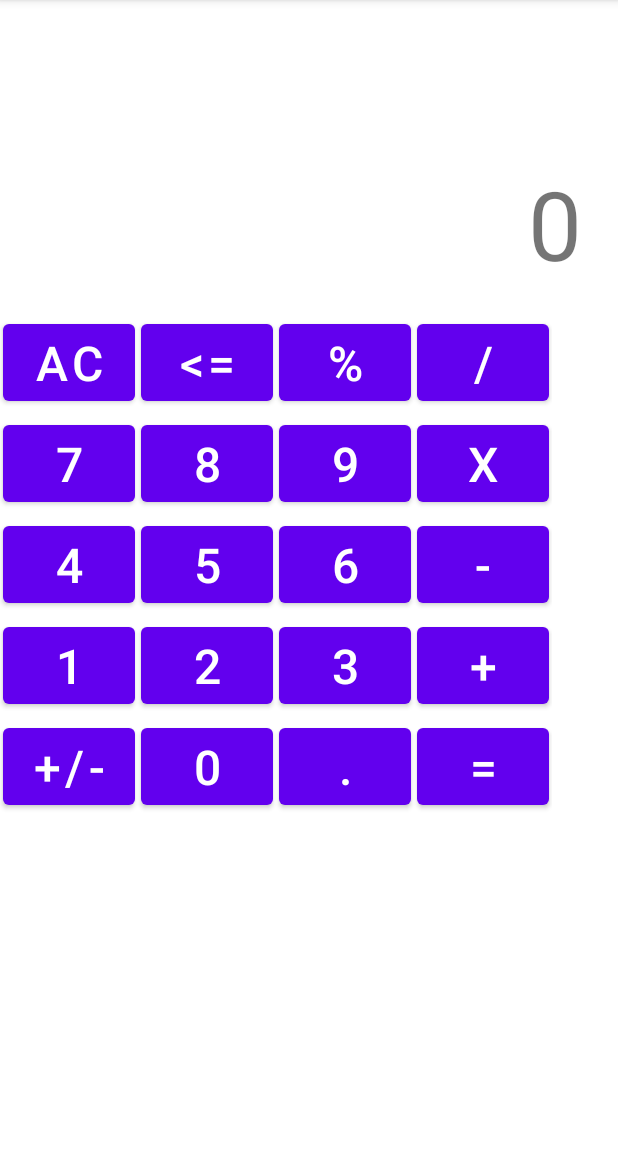
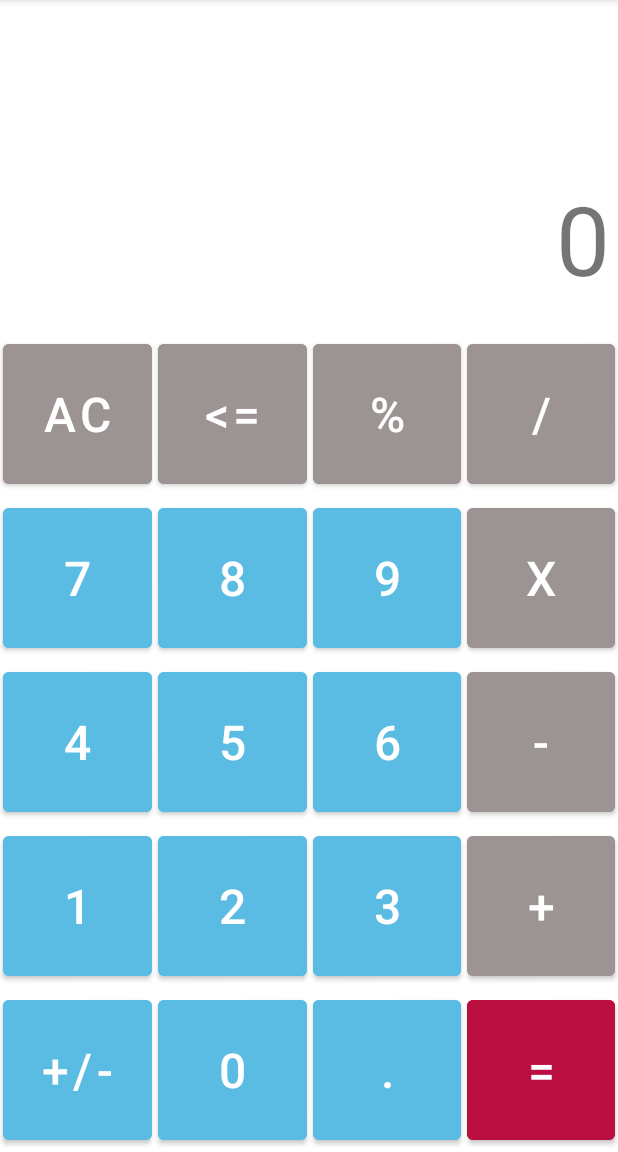
Before and after one commit to tai-vu-hcmuit/IS6106.HTTTDD.Android.Calculator, an Android app: the screen it shows after launch (MainActivity), on a phone screen of 412 x 824 dp, the part 84-1236 px from its top. Run offline under Robolectric (Android 15) with nearby library versions, the phone set to English and light mode, and no system bars.

Commit message:
Modify UIs

```diff
--- a/app/src/main/res/layout/activity_main.xml
+++ b/app/src/main/res/layout/activity_main.xml
@@ -1,17 +1,12 @@
 <?xml version="1.0" encoding="utf-8"?>
-<androidx.constraintlayout.widget.ConstraintLayout xmlns:android="http://schemas.android.com/apk/res/android"
+<LinearLayout xmlns:android="http://schemas.android.com/apk/res/android"
     xmlns:app="http://schemas.android.com/apk/res-auto"
     xmlns:tools="http://schemas.android.com/tools"
     android:layout_width="match_parent"
     android:layout_height="match_parent"
+    android:orientation="vertical"
+    android:id="@+id/activity_main"
     tools:context=".MainActivity">
-
-    <LinearLayout
-        android:layout_width="390dp"
-        android:layout_height="729dp"
-        android:orientation="vertical"
-        tools:layout_editor_absoluteX="1dp"
-        tools:layout_editor_absoluteY="1dp">
 
     <LinearLayout
         android:layout_width="match_parent"
@@ -23,7 +18,7 @@
             android:gravity="end"
             android:layout_width="match_parent"
             android:layout_height="100dp"
-                android:layout_margin="2dp"
+            android:layout_margin="5dp"
             android:text="@string/operation"
             android:textSize="32sp"
             />
@@ -33,287 +28,316 @@
             android:gravity="end"
             android:layout_width="match_parent"
             android:layout_height="100dp"
-                android:layout_margin="2dp"
+            android:layout_margin="5dp"
             android:text="@string/result"
             android:textSize="64sp"
             />
     </LinearLayout>
 
-        <TableLayout
+    <LinearLayout
         android:layout_width="match_parent"
-            android:layout_height="wrap_content"
+        android:layout_height="match_parent"
+        android:weightSum="5"
+        android:orientation="vertical"
         >
 
-            <TableRow
-                android:layout_width="match_parent"
-                android:layout_height="match_parent" >
         <LinearLayout
             android:orientation="horizontal"
             android:layout_width="match_parent"
-                    android:layout_height="wrap_content"
+            android:layout_height="match_parent"
             tools:layout_editor_absoluteX="1dp"
-                    tools:layout_editor_absoluteY="1dp">
+            tools:layout_editor_absoluteY="1dp"
+            android:weightSum="4"
+            android:layout_weight="1"
+            >
 
             <Button
                 android:id="@+id/bt_AC"
-                        android:layout_width="0dp"
-                        android:layout_height="wrap_content"
-                        android:layout_weight="0.25"
+                android:layout_width="match_parent"
+                android:layout_height="match_parent"
+                android:layout_weight="1"
                 android:layout_margin="2dp"
                 android:text="@string/bt_AC"
                 android:textSize="32sp"
                 android:onClick="onClickButtonAC"
+                android:backgroundTint="@color/gray_button"
                 />
 
             <Button
                 android:id="@+id/bt_delete"
-                        android:layout_width="0dp"
-                        android:layout_height="wrap_content"
-                        android:layout_weight="0.25"
+                android:layout_width="match_parent"
+                android:layout_height="match_parent"
+                android:layout_weight="1"
                 android:layout_margin="2dp"
                 android:text="@string/bt_delete"
                 android:textSize="32sp"
                 android:onClick="onClickButtonDelete"
+                android:backgroundTint="@color/gray_button"
                 />
 
             <Button
                 android:id="@+id/bt_modulo"
-                        android:layout_width="0dp"
-                        android:layout_height="wrap_content"
-                        android:layout_weight="0.25"
+                android:layout_width="match_parent"
+                android:layout_height="match_parent"
+                android:layout_weight="1"
                 android:layout_margin="2dp"
                 android:text="@string/bt_modulo"
                 android:textSize="32sp"
                 android:onClick="onClickButtonModulo"
+                android:backgroundTint="@color/gray_button"
                 />
 
             <Button
                 android:id="@+id/bt_divide"
-                        android:layout_width="0dp"
-                        android:layout_height="wrap_content"
-                        android:layout_weight="0.25"
+                android:layout_width="match_parent"
+                android:layout_height="match_parent"
+                android:layout_weight="1"
                 android:layout_margin="2dp"
                 android:text="@string/bt_divide"
                 android:textSize="32sp"
                 android:onClick="onClickButtonDivide"
+                android:backgroundTint="@color/gray_button"
                 />
 
         </LinearLayout>
-            </TableRow>
 
-            <TableRow
-                android:layout_width="match_parent"
-                android:layout_height="match_parent" >
         <LinearLayout
             android:orientation="horizontal"
             android:layout_width="match_parent"
-                    android:layout_height="wrap_content"
+            android:layout_height="match_parent"
             tools:layout_editor_absoluteX="1dp"
-                    tools:layout_editor_absoluteY="1dp">
+            tools:layout_editor_absoluteY="1dp"
+            android:weightSum="4"
+            android:layout_weight="1"
+            >
 
             <Button
                 android:id="@+id/bt_7"
-                        android:layout_width="wrap_content"
-                        android:layout_height="wrap_content"
+                android:layout_width="match_parent"
+                android:layout_height="match_parent"
+                android:layout_weight="1"
                 android:layout_margin="2dp"
                 android:text="@string/bt_7"
                 android:textSize="32sp"
                 android:onClick="onClickButton7"
+                android:backgroundTint="@color/number_button"
                 />
 
             <Button
                 android:id="@+id/bt_8"
-                        android:layout_width="wrap_content"
-                        android:layout_height="wrap_content"
+                android:layout_width="match_parent"
+                android:layout_height="match_parent"
+                android:layout_weight="1"
                 android:layout_margin="2dp"
                 android:text="@string/bt_8"
                 android:textSize="32sp"
                 android:onClick="onClickButton8"
+                android:backgroundTint="@color/number_button"
                 />
 
             <Button
                 android:id="@+id/bt_9"
-                        android:layout_width="wrap_content"
-                        android:layout_height="wrap_content"
+                android:layout_width="match_parent"
+                android:layout_height="match_parent"
+                android:layout_weight="1"
                 android:layout_margin="2dp"
                 android:text="@string/bt_9"
                 android:textSize="32sp"
                 android:onClick="onClickButton9"
+                android:backgroundTint="@color/number_button"
                 />
 
             <Button
                 android:id="@+id/bt_multiply"
-                        android:layout_width="wrap_content"
-                        android:layout_height="wrap_content"
+                android:layout_width="match_parent"
+                android:layout_height="match_parent"
+                android:layout_weight="1"
                 android:layout_margin="2dp"
                 android:text="@string/bt_multiply"
                 android:textSize="32sp"
                 android:onClick="onClickButtonMultiply"
+                android:backgroundTint="@color/gray_button"
                 />
 
         </LinearLayout>
-            </TableRow>
 
-            <TableRow
-                android:layout_width="match_parent"
-                android:layout_height="match_parent" >
         <LinearLayout
             android:orientation="horizontal"
             android:layout_width="match_parent"
-                    android:layout_height="wrap_content"
+            android:layout_height="match_parent"
             tools:layout_editor_absoluteX="1dp"
             tools:layout_editor_absoluteY="1dp"
+            android:weightSum="4"
+            android:layout_weight="1"
             >
 
             <Button
                 android:id="@+id/bt_4"
-                        android:layout_width="wrap_content"
-                        android:layout_height="wrap_content"
+                android:layout_width="match_parent"
+                android:layout_height="match_parent"
+                android:layout_weight="1"
                 android:layout_margin="2dp"
                 android:text="@string/bt_4"
                 android:textSize="32sp"
                 android:onClick="onClickButton4"
+                android:backgroundTint="@color/number_button"
                 />
 
             <Button
                 android:id="@+id/bt_5"
-                        android:layout_width="wrap_content"
-                        android:layout_height="wrap_content"
+                android:layout_width="match_parent"
+                android:layout_height="match_parent"
+                android:layout_weight="1"
                 android:layout_margin="2dp"
                 android:text="@string/bt_5"
                 android:textSize="32sp"
                 android:onClick="onClickButton5"
+                android:backgroundTint="@color/number_button"
                 />
 
             <Button
                 android:id="@+id/bt_6"
-                        android:layout_width="wrap_content"
-                        android:layout_height="wrap_content"
+                android:layout_width="match_parent"
+                android:layout_height="match_parent"
+                android:layout_weight="1"
                 android:layout_margin="2dp"
                 android:text="@string/bt_6"
                 android:textSize="32sp"
                 android:onClick="onClickButton6"
+                android:backgroundTint="@color/number_button"
                 />
 
             <Button
                 android:id="@+id/bt_minus"
-                        android:layout_width="wrap_content"
-                        android:layout_height="wrap_content"
+                android:layout_width="match_parent"
+                android:layout_height="match_parent"
+                android:layout_weight="1"
                 android:layout_margin="2dp"
                 android:text="@string/bt_minus"
                 android:textSize="32sp"
                 android:onClick="onClickButtonMinus"
+                android:backgroundTint="@color/gray_button"
                 />
 
         </LinearLayout>
-            </TableRow>
 
-            <TableRow
-                android:layout_width="match_parent"
-                android:layout_height="match_parent" >
         <LinearLayout
             android:orientation="horizontal"
             android:layout_width="match_parent"
-                    android:layout_height="wrap_content"
+            android:layout_height="match_parent"
             tools:layout_editor_absoluteX="1dp"
-                    tools:layout_editor_absoluteY="1dp">
+            tools:layout_editor_absoluteY="1dp"
+            android:weightSum="4"
+            android:layout_weight="1"
+            >
 
             <Button
                 android:id="@+id/bt_1"
-                        android:layout_width="wrap_content"
-                        android:layout_height="wrap_content"
+                android:layout_width="match_parent"
+                android:layout_height="match_parent"
+                android:layout_weight="1"
                 android:layout_margin="2dp"
                 android:text="@string/bt_1"
                 android:textSize="32sp"
                 android:onClick="onClickButton1"
+                android:backgroundTint="@color/number_button"
                 />
 
             <Button
                 android:id="@+id/bt_2"
-                        android:layout_width="wrap_content"
-                        android:layout_height="wrap_content"
+                android:layout_width="match_parent"
+                android:layout_height="match_parent"
+                android:layout_weight="1"
                 android:layout_margin="2dp"
                 android:text="@string/bt_2"
                 android:textSize="32sp"
                 android:onClick="onClickButton2"
+                android:backgroundTint="@color/number_button"
                 />
 
             <Button
                 android:id="@+id/bt_3"
-                        android:layout_width="wrap_content"
-                        android:layout_height="wrap_content"
+                android:layout_width="match_parent"
+                android:layout_height="match_parent"
+                android:layout_weight="1"
                 android:layout_margin="2dp"
                 android:text="@string/bt_3"
                 android:textSize="32sp"
                 android:onClick="onClickButton3"
+                android:backgroundTint="@color/number_button"
                 />
 
             <Button
                 android:id="@+id/bt_plus"
-                        android:layout_width="wrap_content"
-                        android:layout_height="wrap_content"
+                android:layout_width="match_parent"
+                android:layout_height="match_parent"
+                android:layout_weight="1"
                 android:layout_margin="2dp"
                 android:text="@string/bt_plus"
                 android:textSize="32sp"
                 android:onClick="onClickButtonPlus"
+                android:backgroundTint="@color/gray_button"
                 />
 
         </LinearLayout>
-            </TableRow>
 
-            <TableRow
-                android:layout_width="match_parent"
-                android:layout_height="match_parent" >
         <LinearLayout
             android:orientation="horizontal"
             android:layout_width="match_parent"
-                    android:layout_height="wrap_content"
+            android:layout_height="match_parent"
             tools:layout_editor_absoluteX="1dp"
-                    tools:layout_editor_absoluteY="1dp">
+            tools:layout_editor_absoluteY="1dp"
+            android:weightSum="4"
+            android:layout_weight="1"
+            >
 
             <Button
                 android:id="@+id/bt_change_sign"
-                        android:layout_width="wrap_content"
-                        android:layout_height="wrap_content"
+                android:layout_width="match_parent"
+                android:layout_height="match_parent"
+                android:layout_weight="1"
                 android:layout_margin="2dp"
                 android:text="@string/bt_change_sign"
                 android:textSize="32sp"
                 android:onClick="onClickButtonChangeSign"
+                android:backgroundTint="@color/number_button"
                 />
 
             <Button
                 android:id="@+id/bt_0"
-                        android:layout_width="wrap_content"
-                        android:layout_height="wrap_content"
+                android:layout_width="match_parent"
+                android:layout_height="match_parent"
+                android:layout_weight="1"
                 android:layout_margin="2dp"
                 android:text="@string/bt_0"
                 android:textSize="32sp"
                 android:onClick="onClickButton0"
+                android:backgroundTint="@color/number_button"
                 />
 
             <Button
                 android:id="@+id/bt_dot"
-                        android:layout_width="wrap_content"
-                        android:layout_height="wrap_content"
+                android:layout_width="match_parent"
+                android:layout_height="match_parent"
+                android:layout_weight="1"
                 android:layout_margin="2dp"
                 android:text="@string/bt_dot"
                 android:textSize="32sp"
                 android:onClick="onClickButtonDot"
+                android:backgroundTint="@color/number_button"
                 />
 
             <Button
                 android:id="@+id/bt_equal"
-                        android:layout_width="wrap_content"
-                        android:layout_height="wrap_content"
+                android:layout_width="match_parent"
+                android:layout_height="match_parent"
+                android:layout_weight="1"
                 android:layout_margin="2dp"
                 android:text="@string/bt_equal"
                 android:textSize="32sp"
                 android:onClick="onClickButtonCalculate"
+                android:backgroundTint="@color/equal_button"
                 />
         </LinearLayout>
-            </TableRow>
-        </TableLayout>
-
-
     </LinearLayout>
-</androidx.constraintlayout.widget.ConstraintLayout>
+</LinearLayout>
--- a/app/src/main/res/values/colors.xml
+++ b/app/src/main/res/values/colors.xml
@@ -7,4 +7,7 @@
     <color name="teal_700">#FF018786</color>
     <color name="black">#FF000000</color>
     <color name="white">#FFFFFFFF</color>
+    <color name="gray_button">#9C9393</color>
+    <color name="number_button">#5ABCE3</color>
+    <color name="equal_button">#BC0F41</color>
 </resources>
```
Lines whose indentation alone changed are shown as unchanged.
